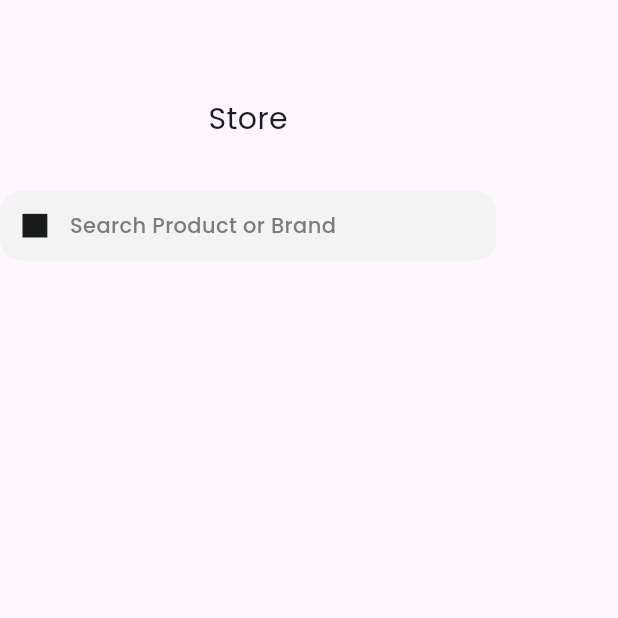
After one commit to Emyeeeel/Pet-Shop-App, a Flutter app: the CatalogPage screen opened directly, on a phone screen of 412 x 824 dp, the top half of it. The commit adds this screen. Run offline on Flutter 3.47's test engine with Material 3 defaults, Android fonts, the phone set to English and light mode, and no system bars; our stand-ins replace device_preview, google_fonts.

Commit message:
added catalog page and functionality for landing page button

```diff
--- /dev/null
+++ b/lib/screens/catalog_page.dart
@@ -0,0 +1,64 @@
+import 'package:flutter/material.dart';
+import 'package:google_fonts/google_fonts.dart';
+
+class CatalogPage extends StatefulWidget {
+  const CatalogPage({Key? key}) : super(key: key);
+
+  @override
+  _CatalogPageState createState() => _CatalogPageState();
+}
+
+class _CatalogPageState extends State<CatalogPage> {
+  @override
+  Widget build(BuildContext context) {
+    return Scaffold(
+        body: Column(
+      children: [
+        const SizedBox(
+          height: 65,
+        ),
+        Text(
+          'Store',
+          style: GoogleFonts.poppins(
+            fontSize: 20,
+            fontWeight: FontWeight.w400,
+          ),
+          textAlign: TextAlign.center,
+        ),
+        const SizedBox(
+          height: 33,
+        ),
+        Container(
+          width: 331,
+          height: 46.89,
+          decoration: BoxDecoration(
+              color: const Color(0xFFF2F3F2),
+              borderRadius: BorderRadius.circular(15)),
+          child: Row(
+            children: [
+              const SizedBox(
+                width: 15,
+              ),
+              Container(
+                width: 16.55,
+                height: 15.74,
+                decoration: BoxDecoration(color: Color(0xFF181B19)),
+              ),
+              const SizedBox(
+                width: 15,
+              ),
+              Text(
+                'Search Product or Brand',
+                style: GoogleFonts.poppins(
+                    fontSize: 14,
+                    fontWeight: FontWeight.w500,
+                    color: Color(0xFF7C7C7C)),
+                textAlign: TextAlign.center,
+              ),
+            ],
+          ),
+        )
+      ],
+    ));
+  }
+}
--- a/lib/widgets/landing_page_widgets.dart
+++ b/lib/widgets/landing_page_widgets.dart
@@ -1,5 +1,7 @@
 import 'package:flutter/material.dart';
 import 'package:google_fonts/google_fonts.dart';
+
+import '../screens/catalog_page.dart';
 
 class BackgroundImage extends StatelessWidget {
   const BackgroundImage({super.key});
@@ -23,11 +25,27 @@ class BackgroundImage extends StatelessWidget {
   }
 }
 
-// ignore: must_be_immutable
-class ContainerWidget extends StatelessWidget {
+class ContainerWidget extends StatefulWidget {
+  ContainerWidget({Key? key}) : super(key: key);
+
+  @override
+  _ContainerWidgetState createState() => _ContainerWidgetState();
+}
+
+class _ContainerWidgetState extends State<ContainerWidget> {
   int counter = 0;
 
-  ContainerWidget({super.key});
+  void incrementCounter() {
+    setState(() {
+      counter++;
+      if (counter >= 3) {
+        Navigator.push(
+          context,
+          MaterialPageRoute(builder: (context) => const CatalogPage()),
+        );
+      }
+    });
+  }
 
   @override
   Widget build(BuildContext context) {
@@ -82,6 +100,7 @@ class ContainerWidget extends StatelessWidget {
               height: 44,
             ),
             GestureDetector(
+              onTap: incrementCounter,
               child: Container(
                 width: 366.69,
                 height: 52.54,
@@ -90,7 +109,7 @@ class ContainerWidget extends StatelessWidget {
                     color: const Color(0xFFE8BE13)),
                 child: Center(
                   child: Text(
-                    'Get Started',
+                    counter != 2 ? 'Next' : 'Get Started',
                     style: GoogleFonts.poppins(
                         fontSize: 17.51,
                         fontWeight: FontWeight.w700,
```
